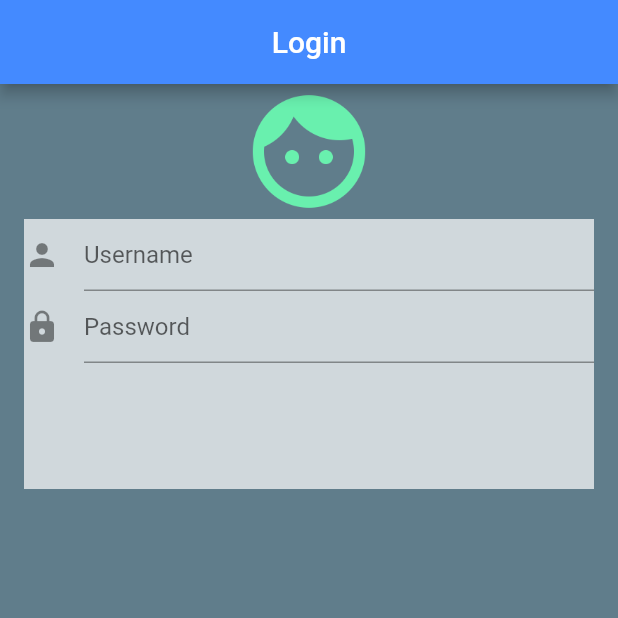
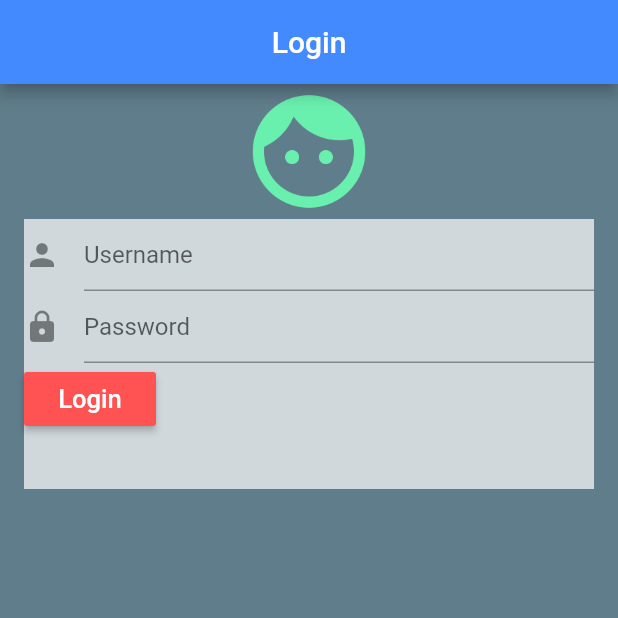
Before and after one commit to ashenmalaka/Flutter_Login_App, a Flutter app: the screen it shows after launch, on a phone screen of 412 x 824 dp, the top half of it. Run offline on Flutter 3.47's test engine with Material 2 defaults, Android fonts, the phone set to English and light mode, and no system bars.

Commit message:
Added login button

```diff
--- a/lib/ui/login.dart
+++ b/lib/ui/login.dart
@@ -58,6 +58,29 @@ class LoginState extends State<Login>{
                       hintText: 'Password',
                       icon: new Icon(Icons.lock),
                     ),
+                  ),
+
+                  new Center(
+                    child: new Row(
+                      children: <Widget>[
+                        //Login Button
+                       new Container(
+                         child: new RaisedButton(
+                           onPressed: () {
+                             debugPrint("Login Button is Clicked");
+
+                           },
+                           color: Colors.redAccent,
+                           child: new Text("Login",
+                            style: new TextStyle(
+                              color: Colors.white,
+                              fontSize: 17,
+                              )
+                            ),
+                         ),
+                       )
+                      ],
+                    ),
                   )
                 ],
               ),
```
